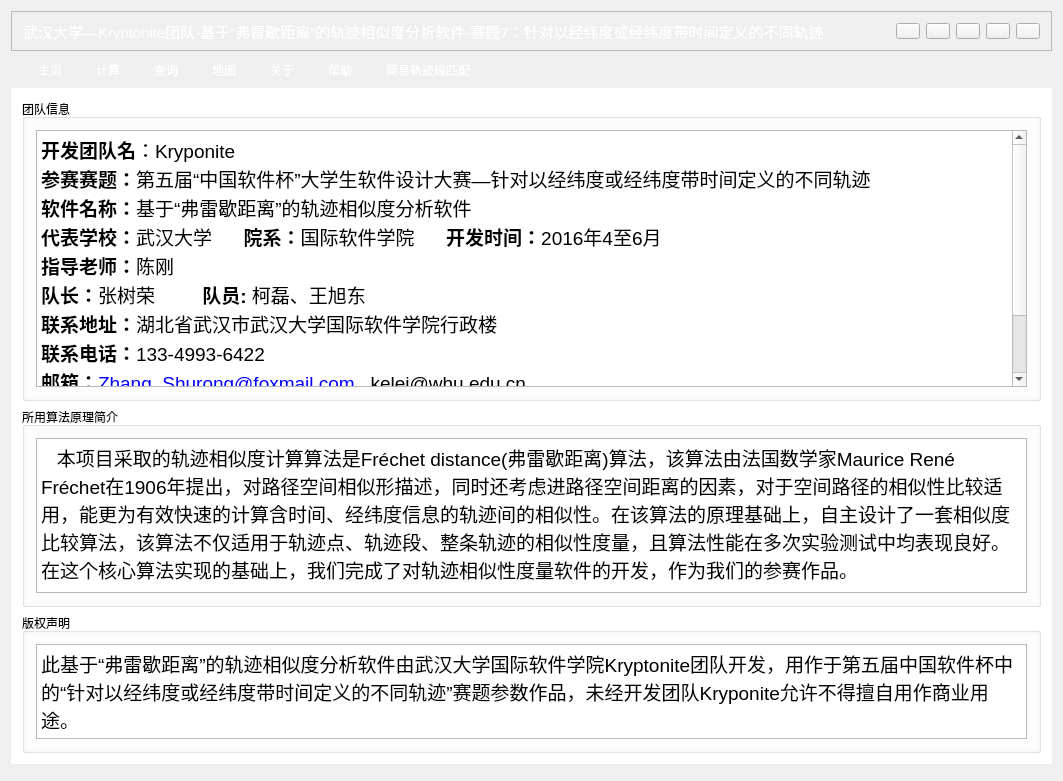
Above: main/mainwindow.ui from ZhangShurong/Trajectory-similarity before the change. Below: the same form after it.
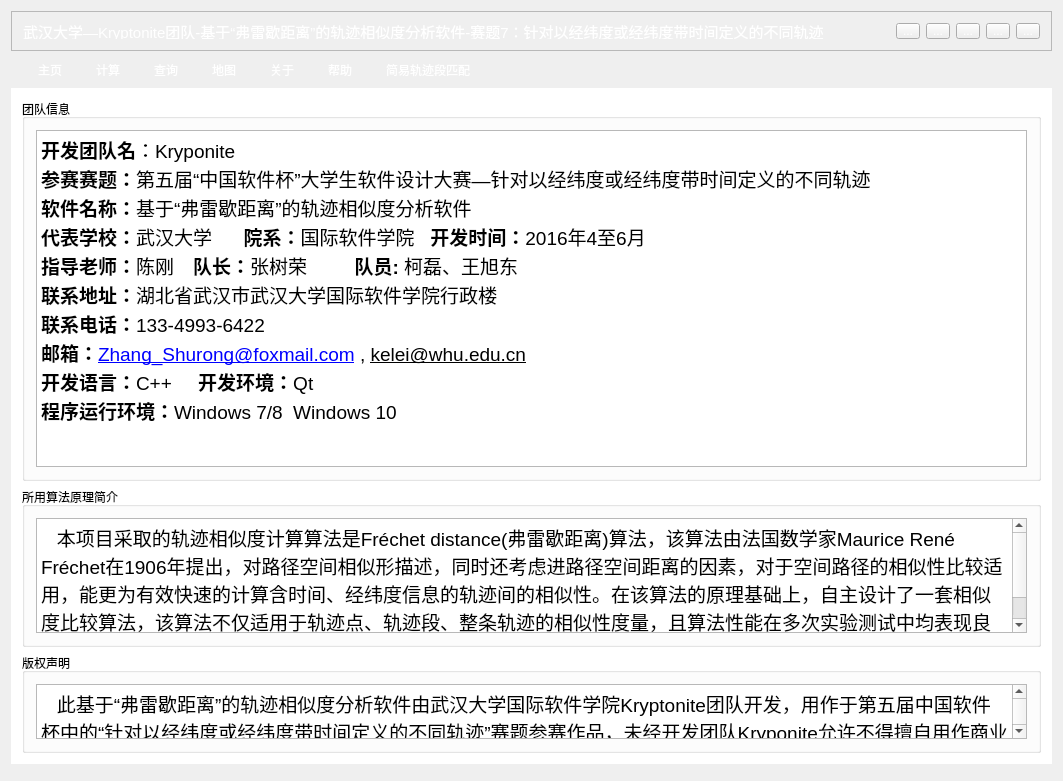
That is the form after the change. The open tabs and pages were chosen to show the change. Icons and pictures are not drawn. Custom widgets are drawn as their Qt base class.

Diff of the .ui file:
```diff
--- a/main/mainwindow.ui
+++ b/main/mainwindow.ui
@@ -1785,12 +1785,24 @@
        <layout class="QVBoxLayout" name="verticalLayout_23">
         <item>
          <widget class="QGroupBox" name="groupBox_4">
+          <property name="maximumSize">
+           <size>
+            <width>16777215</width>
+            <height>400</height>
+           </size>
+          </property>
           <property name="title">
            <string>团队信息</string>
           </property>
           <layout class="QHBoxLayout" name="horizontalLayout_49">
            <item>
             <widget class="QTextEdit" name="textEdit_2">
+             <property name="maximumSize">
+              <size>
+               <width>16777215</width>
+               <height>400</height>
+              </size>
+             </property>
              <property name="focusPolicy">
               <enum>Qt::NoFocus</enum>
              </property>
@@ -1808,14 +1820,13 @@
 &lt;p style=&quot; margin-top:0px; margin-bottom:0px; margin-left:0px; margin-right:0px; -qt-block-indent:0; text-indent:0px;&quot;&gt;&lt;span style=&quot; font-family:'仿宋'; font-size:14pt; font-weight:600;&quot;&gt;开发团队名&lt;/span&gt;&lt;span style=&quot; font-family:'仿宋'; font-size:14pt;&quot;&gt;：Kryponite&lt;/span&gt; &lt;/p&gt;
 &lt;p style=&quot; margin-top:0px; margin-bottom:0px; margin-left:0px; margin-right:0px; -qt-block-indent:0; text-indent:0px;&quot;&gt;&lt;span style=&quot; font-family:'仿宋'; font-size:14pt; font-weight:600;&quot;&gt;参赛赛题：&lt;/span&gt;&lt;span style=&quot; font-family:'仿宋'; font-size:14pt;&quot;&gt;第五届“中国软件杯”大学生软件设计大赛—针对以经纬度或经纬度带时间定义的不同轨迹&lt;/span&gt; &lt;/p&gt;
 &lt;p style=&quot; margin-top:0px; margin-bottom:0px; margin-left:0px; margin-right:0px; -qt-block-indent:0; text-indent:0px;&quot;&gt;&lt;span style=&quot; font-family:'仿宋'; font-size:14pt; font-weight:600;&quot;&gt;软件名称：&lt;/span&gt;&lt;span style=&quot; font-family:'仿宋'; font-size:14pt;&quot;&gt;基于“弗雷歇距离”的轨迹相似度分析软件&lt;/span&gt; &lt;/p&gt;
-&lt;p style=&quot; margin-top:0px; margin-bottom:0px; margin-left:0px; margin-right:0px; -qt-block-indent:0; text-indent:0px;&quot;&gt;&lt;span style=&quot; font-family:'仿宋'; font-size:14pt; font-weight:600;&quot;&gt;代表学校：&lt;/span&gt;&lt;span style=&quot; font-family:'仿宋'; font-size:14pt;&quot;&gt;武汉大学 &lt;/span&gt;&lt;span style=&quot; font-size:14pt;&quot;&gt;    &lt;/span&gt;&lt;span style=&quot; font-size:14pt; font-weight:600;&quot;&gt; &lt;/span&gt;&lt;span style=&quot; font-family:'仿宋'; font-size:14pt; font-weight:600;&quot;&gt;院系：&lt;/span&gt;&lt;span style=&quot; font-family:'仿宋'; font-size:14pt;&quot;&gt;国际软件学院 &lt;/span&gt;&lt;span style=&quot; font-size:14pt;&quot;&gt;    &lt;/span&gt;&lt;span style=&quot; font-size:14pt; font-weight:600;&quot;&gt; &lt;/span&gt;&lt;span style=&quot; font-family:'仿宋'; font-size:14pt; font-weight:600;&quot;&gt;开发时间：&lt;/span&gt;&lt;span style=&quot; font-family:'仿宋'; font-size:14pt;&quot;&gt;2016年4至6月&lt;/span&gt; &lt;/p&gt;
-&lt;p style=&quot; margin-top:0px; margin-bottom:0px; margin-left:0px; margin-right:0px; -qt-block-indent:0; text-indent:0px;&quot;&gt;&lt;span style=&quot; font-family:'仿宋'; font-size:14pt; font-weight:600;&quot;&gt;指导老师：&lt;/span&gt;&lt;span style=&quot; font-family:'仿宋'; font-size:14pt;&quot;&gt;陈刚 &lt;/span&gt;&lt;span style=&quot; font-size:14pt;&quot;&gt;  &lt;/span&gt; &lt;/p&gt;
-&lt;p style=&quot; margin-top:0px; margin-bottom:0px; margin-left:0px; margin-right:0px; -qt-block-indent:0; text-indent:0px;&quot;&gt;&lt;span style=&quot; font-family:'仿宋'; font-size:14pt; font-weight:600;&quot;&gt;队长：&lt;/span&gt;&lt;span style=&quot; font-family:'仿宋'; font-size:14pt;&quot;&gt;张树荣 &lt;/span&gt;&lt;span style=&quot; font-size:14pt;&quot;&gt;      &lt;/span&gt;&lt;span style=&quot; font-size:14pt; font-weight:600;&quot;&gt; &lt;/span&gt;&lt;span style=&quot; font-family:'仿宋'; font-size:14pt; font-weight:600;&quot;&gt; 队员:&lt;/span&gt;&lt;span style=&quot; font-size:14pt; font-weight:600;&quot;&gt; &lt;/span&gt;&lt;span style=&quot; font-family:'仿宋'; font-size:14pt;&quot;&gt;柯磊、王旭东&lt;/span&gt; &lt;/p&gt;
+&lt;p style=&quot; margin-top:0px; margin-bottom:0px; margin-left:0px; margin-right:0px; -qt-block-indent:0; text-indent:0px;&quot;&gt;&lt;span style=&quot; font-family:'仿宋'; font-size:14pt; font-weight:600;&quot;&gt;代表学校：&lt;/span&gt;&lt;span style=&quot; font-family:'仿宋'; font-size:14pt;&quot;&gt;武汉大学 &lt;/span&gt;&lt;span style=&quot; font-size:14pt;&quot;&gt;    &lt;/span&gt;&lt;span style=&quot; font-size:14pt; font-weight:600;&quot;&gt; &lt;/span&gt;&lt;span style=&quot; font-family:'仿宋'; font-size:14pt; font-weight:600;&quot;&gt;院系：&lt;/span&gt;&lt;span style=&quot; font-family:'仿宋'; font-size:14pt;&quot;&gt;国际软件学院 &lt;/span&gt;&lt;span style=&quot; font-size:14pt;&quot;&gt;  &lt;/span&gt;&lt;span style=&quot; font-family:'仿宋'; font-size:14pt; font-weight:600;&quot;&gt;开发时间：&lt;/span&gt;&lt;span style=&quot; font-family:'仿宋'; font-size:14pt;&quot;&gt;2016年4至6月&lt;/span&gt; &lt;/p&gt;
+&lt;p style=&quot; margin-top:0px; margin-bottom:0px; margin-left:0px; margin-right:0px; -qt-block-indent:0; text-indent:0px;&quot;&gt;&lt;span style=&quot; font-family:'仿宋'; font-size:14pt; font-weight:600;&quot;&gt;指导老师：&lt;/span&gt;&lt;span style=&quot; font-family:'仿宋'; font-size:14pt;&quot;&gt;陈刚 &lt;/span&gt;&lt;span style=&quot; font-size:14pt;&quot;&gt;  &lt;/span&gt; &lt;span style=&quot; font-family:'仿宋'; font-size:14pt; font-weight:600;&quot;&gt;队长：&lt;/span&gt;&lt;span style=&quot; font-family:'仿宋'; font-size:14pt;&quot;&gt;张树荣 &lt;/span&gt;&lt;span style=&quot; font-size:14pt;&quot;&gt;      &lt;/span&gt;&lt;span style=&quot; font-size:14pt; font-weight:600;&quot;&gt; &lt;/span&gt;&lt;span style=&quot; font-family:'仿宋'; font-size:14pt; font-weight:600;&quot;&gt; 队员:&lt;/span&gt;&lt;span style=&quot; font-size:14pt; font-weight:600;&quot;&gt; &lt;/span&gt;&lt;span style=&quot; font-family:'仿宋'; font-size:14pt;&quot;&gt;柯磊、王旭东&lt;/span&gt; &lt;/p&gt;
 &lt;p style=&quot; margin-top:0px; margin-bottom:0px; margin-left:0px; margin-right:0px; -qt-block-indent:0; text-indent:0px;&quot;&gt;&lt;span style=&quot; font-family:'仿宋'; font-size:14pt; font-weight:600;&quot;&gt;联系地址：&lt;/span&gt;&lt;span style=&quot; font-family:'仿宋'; font-size:14pt;&quot;&gt;湖北省武汉市武汉大学国际软件学院行政楼&lt;/span&gt; &lt;/p&gt;
 &lt;p style=&quot; margin-top:0px; margin-bottom:0px; margin-left:0px; margin-right:0px; -qt-block-indent:0; text-indent:0px;&quot;&gt;&lt;span style=&quot; font-family:'仿宋'; font-size:14pt; font-weight:600;&quot;&gt;联系电话：&lt;/span&gt;&lt;span style=&quot; font-family:'仿宋'; font-size:14pt;&quot;&gt;133-4993-6422&lt;/span&gt; &lt;/p&gt;
 &lt;p style=&quot; margin-top:0px; margin-bottom:0px; margin-left:0px; margin-right:0px; -qt-block-indent:0; text-indent:0px;&quot;&gt;&lt;span style=&quot; font-family:'仿宋'; font-size:14pt; font-weight:600;&quot;&gt;邮箱：&lt;/span&gt;&lt;a href=&quot;mailto:Zhang_Shurong@foxmail.com&quot;&gt;&lt;span style=&quot; font-family:'仿宋'; font-size:14pt; text-decoration: underline; color:#0000ff;&quot;&gt;Zhang_Shurong@foxmail.com&lt;/span&gt;&lt;/a&gt;&lt;span style=&quot; font-family:'仿宋'; font-size:14pt;&quot;&gt; , &lt;/span&gt;&lt;a href=&quot;mailto:kelei@whu.edu.cn&quot;&gt;&lt;span style=&quot; font-family:'仿宋'; font-size:14pt; text-decoration: underline; color:#000000;&quot;&gt;kelei@whu.edu.cn&lt;/span&gt;&lt;/a&gt;&lt;span style=&quot; font-family:'仿宋'; font-size:14pt;&quot;&gt; &lt;/span&gt;&lt;/p&gt;
 &lt;p style=&quot; margin-top:0px; margin-bottom:0px; margin-left:0px; margin-right:0px; -qt-block-indent:0; text-indent:0px;&quot;&gt;&lt;span style=&quot; font-family:'仿宋'; font-size:14pt; font-weight:600;&quot;&gt;开发语言：&lt;/span&gt;&lt;span style=&quot; font-family:'仿宋'; font-size:14pt;&quot;&gt;C++ &lt;/span&gt;&lt;span style=&quot; font-size:14pt;&quot;&gt; &lt;/span&gt;&lt;span style=&quot; font-family:'仿宋'; font-size:14pt;&quot;&gt; &lt;/span&gt;&lt;span style=&quot; font-size:14pt;&quot;&gt;  &lt;/span&gt;&lt;span style=&quot; font-family:'仿宋'; font-size:14pt; font-weight:600;&quot;&gt;开发环境：&lt;/span&gt;&lt;span style=&quot; font-family:'仿宋'; font-size:14pt;&quot;&gt;Qt&lt;/span&gt; &lt;/p&gt;
-&lt;p style=&quot; margin-top:12px; margin-bottom:12px; margin-left:0px; margin-right:0px; -qt-block-indent:0; text-indent:0px;&quot;&gt;&lt;span style=&quot; font-family:'仿宋'; font-size:14pt; font-weight:600;&quot;&gt;程序运行环境：&lt;/span&gt;&lt;span style=&quot; font-family:'仿宋'; font-size:14pt;&quot;&gt;Windows 7/8 &lt;/span&gt;&lt;span style=&quot; font-size:14pt;&quot;&gt; &lt;/span&gt;&lt;span style=&quot; font-family:'仿宋'; font-size:14pt;&quot;&gt;Windows 10&lt;/span&gt; &lt;/p&gt;&lt;/body&gt;&lt;/html&gt;</string>
+&lt;p style=&quot; margin-top:0px; margin-bottom:0px; margin-left:0px; margin-right:0px; -qt-block-indent:0; text-indent:0px;&quot;&gt;&lt;span style=&quot; font-family:'仿宋'; font-size:14pt; font-weight:600;&quot;&gt;程序运行环境：&lt;/span&gt;&lt;span style=&quot; font-family:'仿宋'; font-size:14pt;&quot;&gt;Windows 7/8 &lt;/span&gt;&lt;span style=&quot; font-size:14pt;&quot;&gt; &lt;/span&gt;&lt;span style=&quot; font-family:'仿宋'; font-size:14pt;&quot;&gt;Windows 10&lt;/span&gt; &lt;/p&gt;&lt;/body&gt;&lt;/html&gt;</string>
              </property>
             </widget>
            </item>
@@ -1827,7 +1838,7 @@
           <property name="maximumSize">
            <size>
             <width>16777215</width>
-            <height>200</height>
+            <height>160</height>
            </size>
           </property>
           <property name="title">
@@ -1839,12 +1850,15 @@
              <property name="maximumSize">
               <size>
                <width>16777215</width>
-               <height>200</height>
+               <height>160</height>
               </size>
              </property>
              <property name="focusPolicy">
               <enum>Qt::NoFocus</enum>
              </property>
+             <property name="layoutDirection">
+              <enum>Qt::LeftToRight</enum>
+             </property>
              <property name="html">
               <string>&lt;!DOCTYPE HTML PUBLIC &quot;-//W3C//DTD HTML 4.0//EN&quot; &quot;http://www.w3.org/TR/REC-html40/strict.dtd&quot;&gt;
 &lt;html&gt;&lt;head&gt;&lt;meta name=&quot;qrichtext&quot; content=&quot;1&quot; /&gt;&lt;style type=&quot;text/css&quot;&gt;
@@ -1862,7 +1876,7 @@
           <property name="maximumSize">
            <size>
             <width>16777215</width>
-            <height>140</height>
+            <height>100</height>
            </size>
           </property>
           <property name="title">
@@ -1871,6 +1885,12 @@
           <layout class="QHBoxLayout" name="horizontalLayout_50">
            <item>
             <widget class="QTextEdit" name="textEdit_4">
+             <property name="maximumSize">
+              <size>
+               <width>16777215</width>
+               <height>100</height>
+              </size>
+             </property>
              <property name="focusPolicy">
               <enum>Qt::NoFocus</enum>
              </property>
@@ -1879,7 +1899,7 @@
 &lt;html&gt;&lt;head&gt;&lt;meta name=&quot;qrichtext&quot; content=&quot;1&quot; /&gt;&lt;style type=&quot;text/css&quot;&gt;
 p, li { white-space: pre-wrap; }
 &lt;/style&gt;&lt;/head&gt;&lt;body style=&quot; font-family:'微软雅黑'; font-size:9pt; font-weight:400; font-style:normal;&quot;&gt;
-&lt;p style=&quot; margin-top:12px; margin-bottom:12px; margin-left:0px; margin-right:0px; -qt-block-indent:0; text-indent:0px;&quot;&gt;&lt;span style=&quot; font-family:'仿宋'; font-size:14pt;&quot;&gt;此基于“弗雷歇距离”的轨迹相似度分析软件由武汉大学国际软件学院Kryptonite团队开发，用作于第五届中国软件杯中的“针对以经纬度或经纬度带时间定义的不同轨迹”赛题参数作品，未经开发团队Kryponite允许不得擅自用作商业用途。&lt;/span&gt; &lt;/p&gt;&lt;/body&gt;&lt;/html&gt;</string>
+&lt;p style=&quot; margin-top:12px; margin-bottom:12px; margin-left:0px; margin-right:0px; -qt-block-indent:0; text-indent:0px;&quot;&gt;&lt;span style=&quot; font-family:'仿宋'; font-size:14pt;&quot;&gt;   此基于“弗雷歇距离”的轨迹相似度分析软件由武汉大学国际软件学院Kryptonite团队开发，用作于第五届中国软件杯中的“针对以经纬度或经纬度带时间定义的不同轨迹”赛题参赛作品，未经开发团队Kryponite允许不得擅自用作商业用途。&lt;/span&gt; &lt;/p&gt;&lt;/body&gt;&lt;/html&gt;</string>
              </property>
             </widget>
            </item>
```
Left out of the diff: 42 changed lines with no effect on the pictures.
